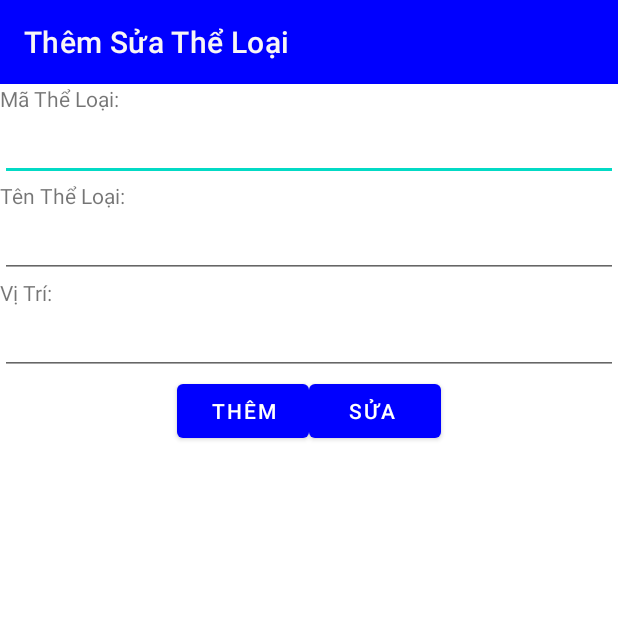
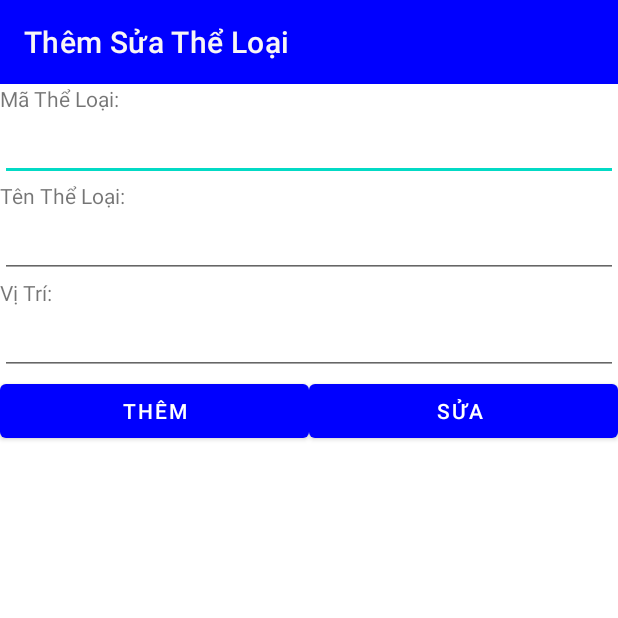
Before and after one commit to bengold20/SellProduct, an Android app: the ThemSua_TheLoai screen opened directly, with no data from a screen before it, on a phone screen of 412 x 824 dp, the top half of it. Run offline under Robolectric (Android 15) with nearby library versions, the phone set to English and light mode, and no system bars.

Commit message:
chút giao diện

```diff
--- a/app/src/main/res/layout/activity_them_sua__the_loai.xml
+++ b/app/src/main/res/layout/activity_them_sua__the_loai.xml
@@ -60,19 +60,20 @@
     <LinearLayout
         android:layout_width="match_parent"
         android:layout_height="wrap_content"
-        android:gravity="center"
         android:orientation="horizontal">
 
         <Button
             android:id="@+id/btnThemTheLoai"
             android:layout_width="wrap_content"
             android:layout_height="wrap_content"
+            android:layout_weight="1"
             android:text="thêm" />
 
         <Button
             android:id="@+id/btnSuaTheLoai"
             android:layout_width="wrap_content"
             android:layout_height="wrap_content"
+            android:layout_weight="1"
             android:text="sửa " />
 
     </LinearLayout>
```
